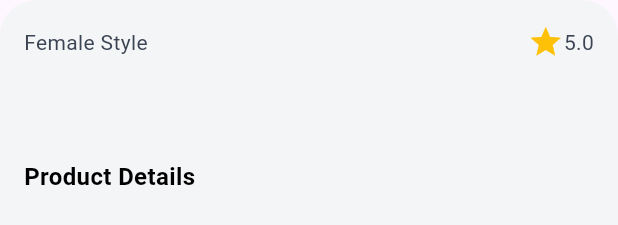
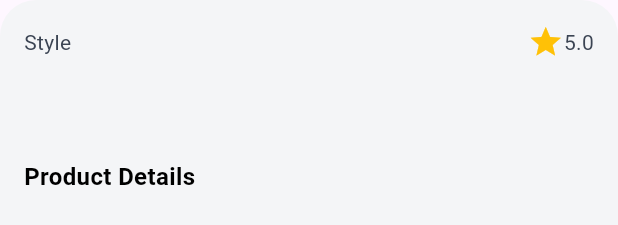
Before and after one commit to MahmoudDahy11/suits, a Flutter app: the ProductDetailsSheet widget shown alone on an empty page, opened directly with empty values, on a phone screen of 412 x 824 dp. Shown: the top 225 px of the screen. Run offline on Flutter 3.47's test engine with Material 3 defaults, Android fonts, the phone set to English and light mode, and no system bars; our stand-ins replace awesome_dialog, bloc, cached_network_image, cloud_firestore, dartz, dio and 14 more; missing offline and left inert: cloudinary_public, mailer; accounts and stored records are empty; network calls fail; Roboto replaces fonts that are missing (Inter_28pt).

Commit message:
refactor ProductDetailsSheet

```diff
--- a/lib/features/home/presentation/views/widgets/product_details_sheet.dart
+++ b/lib/features/home/presentation/views/widgets/product_details_sheet.dart
@@ -11,10 +11,11 @@ import 'custom_size.dart';
 class ProductDetailsSheet extends StatelessWidget {
   const ProductDetailsSheet({super.key, required this.productEntity});
   final ProductEntity productEntity;
+
   @override
   Widget build(BuildContext context) {
     return Positioned(
-      top: MediaQuery.sizeOf(context).height * .55,
+      top: MediaQuery.sizeOf(context).height * 0.55,
       left: 0,
       right: 0,
       bottom: 0,
@@ -33,14 +34,23 @@ class ProductDetailsSheet extends StatelessWidget {
             children: [
               const Row(
                 children: [
-                  Text("Female Style", style: AppTextStyles.style14RegularGrey),
+                  Text(
+                    "Style",
+                    style: AppTextStyles.style14RegularGrey,
+                  ),
                   Spacer(),
                   Icon(Icons.star, color: Colors.amber),
-                  Text("5.0", style: AppTextStyles.style14RegularGrey),
+                  Text(
+                    "5.0",
+                    style: AppTextStyles.style14RegularGrey,
+                  ),
                 ],
               ),
               const SizedBox(height: spacebetweenSections / 2),
-              Text(productEntity.slug, style: AppTextStyles.style20BoldBlack),
+              Text(
+                productEntity.slug,
+                style: AppTextStyles.style20BoldBlack,
+              ),
               const SizedBox(height: spacebetweenSections / 1.5),
               const Text(
                 'Product Details',
@@ -70,7 +80,7 @@ class ProductDetailsSheet extends StatelessWidget {
                 ],
               ),
               const SizedBox(height: spacebetweenSections / 2),
-              const ProductActionButtons(),
+              ProductActionButtons(product: productEntity),
             ],
           ),
         ),
```
